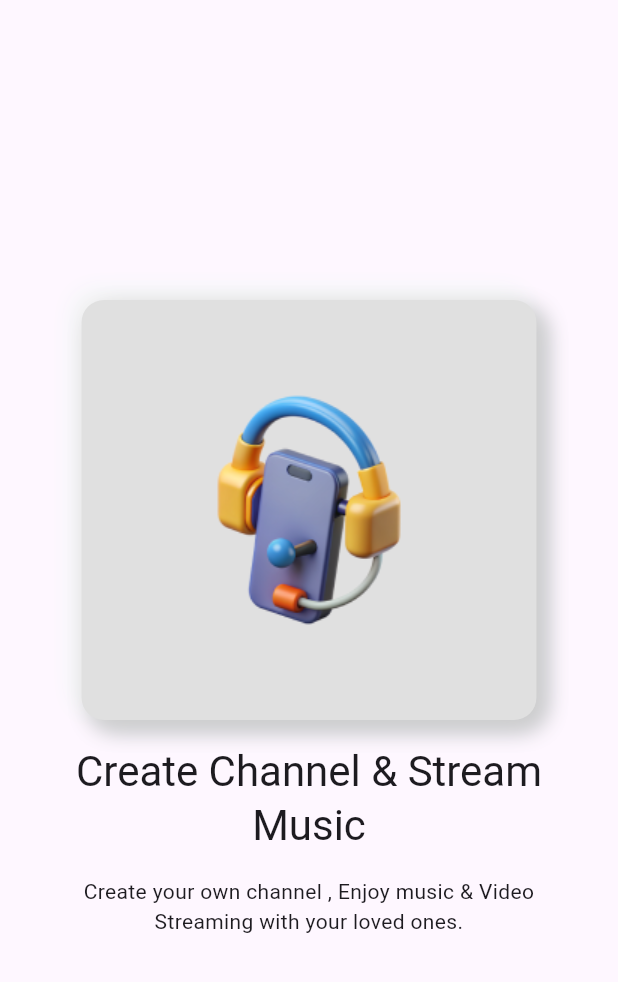
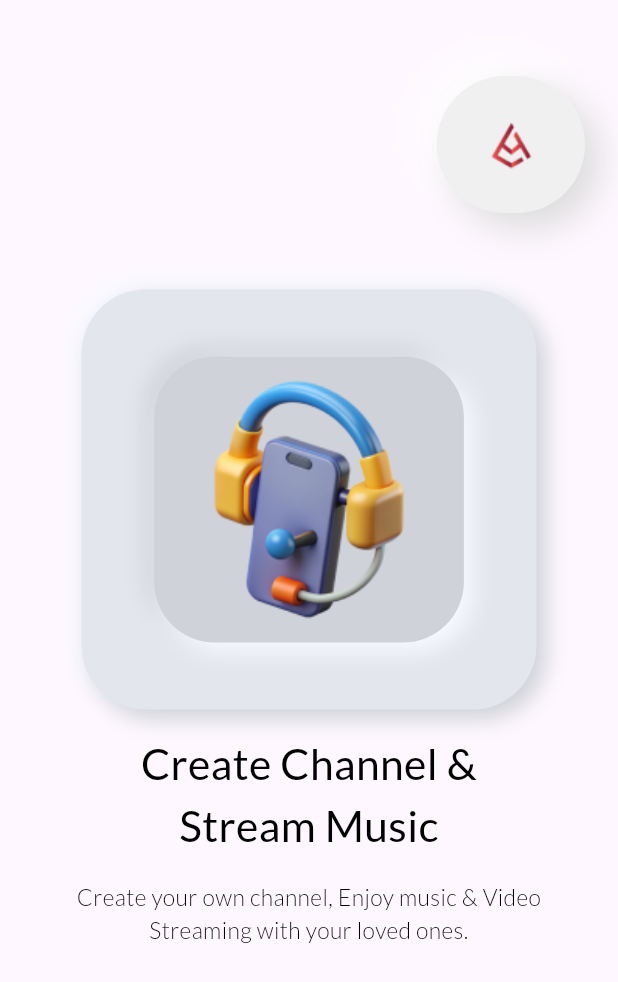
Before and after one commit to codewithjaspreet/apelabs, a Flutter app: the screen it shows after launch, on a phone screen of 412 x 824 dp. Shown: the top 982 px of the screen. Run offline on Flutter 3.47's test engine with Material 3 defaults, Android fonts, the phone set to English and light mode, and no system bars; drawn by our look-alikes of clay_containers; our stand-ins replace flutter_screenutil, get, go_router, google_fonts.

Commit message:
onboarding-added

```diff
--- a/lib/features/auth/onboarding/views/onboarding_screen.dart
+++ b/lib/features/auth/onboarding/views/onboarding_screen.dart
@@ -4,6 +4,8 @@ import 'package:apelabs/utils/constants/image_strings.dart';
 import 'package:apelabs/utils/constants/text_strings.dart';
 import 'package:flutter/material.dart';
 import 'package:get/get.dart';
+import 'package:clay_containers/clay_containers.dart';
+import 'package:flutter_screenutil/flutter_screenutil.dart';
 
 class OnboardingScreen extends StatelessWidget {
   OnboardingScreen({super.key});
@@ -16,6 +18,25 @@ class OnboardingScreen extends StatelessWidget {
     return Scaffold(
       body: Stack(
         children: [
+          Row(
+            mainAxisAlignment: MainAxisAlignment.end,
+            children: [
+              Padding(
+                padding: EdgeInsets.symmetric(horizontal: 20.w, vertical: 50.h),
+                child: ClayContainer(
+                  spread: 10,
+
+                  child: Center(
+                    child: Image.asset('assets/images/onboarding_logo.png'),
+                  ),
+                  // color: const Color.fromARGB(255, 14, 15, 16),
+                  height: 90.h,
+                  width: 90.w,
+                  borderRadius: 150.h / 2, // This makes the container circular
+                ),
+              ),
+            ],
+          ),
           PageView(
             controller: onBoardingController.pageController,
             onPageChanged: (value) => onBoardingController.updatePageIndicator,
--- a/lib/features/auth/onboarding/widgets/onboarding_page.dart
+++ b/lib/features/auth/onboarding/widgets/onboarding_page.dart
@@ -3,6 +3,7 @@ import 'package:apelabs/utils/constants/sizes.dart';
 import 'package:flutter/material.dart';
 import 'package:flutter_screenutil/flutter_screenutil.dart';
 import 'package:clay_containers/clay_containers.dart';
+import 'package:google_fonts/google_fonts.dart';
 
 class OnBoardingPage extends StatelessWidget {
   const OnBoardingPage({
@@ -22,23 +23,27 @@ class OnBoardingPage extends StatelessWidget {
         mainAxisAlignment: MainAxisAlignment.center,
         crossAxisAlignment: CrossAxisAlignment.center,
         children: [
-          Container(
-            child: Center(
-              child: ClayContainer(
-                color: const Color(0XffE3E6EC),
-                height: 276.h,
-                width: 276.w,
-                borderRadius: 20,
+          Center(
+            child: ClayContainer(
+              color: const Color(0xffE3E6EC),
+              height: 276.h,
+              width: 276.w,
+              borderRadius: 42.sp,
+              child: Center(
                 child: ClayContainer(
-                  color: const Color(0xFFE0E0E0), // Frame color
-                  height: 188.h,
-                  width: 188.w,
-                  borderRadius: 15,
+                  color: const Color(0xffE3E6EC),
+                  height: 188.h, // Inner container height
+                  width: 188.w, // Inner container width
+                  borderRadius: 40.sp, // Inner container border radius
+                  emboss: true,
+                  depth: 20,
                   child: Center(
                     child: Image.asset(
                       image,
-                      width: 180.w,
-                      height: 180.h,
+                      width: 166.w,
+                      height: 166.h,
+                      fit: BoxFit
+                          .cover, // Ensures the image fits well inside the container
                     ),
                   ),
                 ),
@@ -47,17 +52,29 @@ class OnBoardingPage extends StatelessWidget {
           ),
           const SizedBox(height: TSizes.spaceBtwInputFields),
           Text(
+            textAlign: TextAlign.center,
             title,
-            style: Theme.of(context).textTheme.headlineMedium,
-            textAlign: TextAlign.center,
+            style: GoogleFonts.lato(
+              textStyle: TextStyle(
+                fontWeight: FontWeight.w400,
+                fontSize: 28.sp,
+                color: Colors.black,
+              ),
+            ),
           ),
           const SizedBox(
             height: TSizes.spaceBtwItems,
           ),
           Text(
+            textAlign: TextAlign.center,
             subtitle,
-            style: Theme.of(context).textTheme.bodyMedium,
-            textAlign: TextAlign.center,
+            style: GoogleFonts.lato(
+              textStyle: TextStyle(
+                fontWeight: FontWeight.w300,
+                fontSize: 15.sp,
+                color: Colors.black,
+              ),
+            ),
           ),
         ],
       ),
--- a/lib/utils/constants/text_strings.dart
+++ b/lib/utils/constants/text_strings.dart
@@ -9,12 +9,12 @@ class TTexts {
   static const String tContinue = "Continue";
 
   // -- OnBoarding Texts
-  static const String onBoardingTitle1 = "Create Channel & Stream Music";
+  static const String onBoardingTitle1 = "Create Channel & \nStream Music";
   static const String onBoardingTitle2 = "Community";
   static const String onBoardingTitle3 = "Connect & Customize";
 
   static const String onBoardingSubTitle1 =
-      "Create your own channel , Enjoy music & Video Streaming with your loved ones.";
+      "Create your own channel, Enjoy music & Video Streaming with your loved ones.";
   static const String onBoardingSubTitle2 =
       "Be a Part of our community  & Participate in different kinds of Discussion";
   static const String onBoardingSubTitle3 =
```
Also changed, not shown: pubspec.yaml (+5 -12 lines), assets/images/onboarding_logo.png (added), pubspec.lock, 1 other file.
